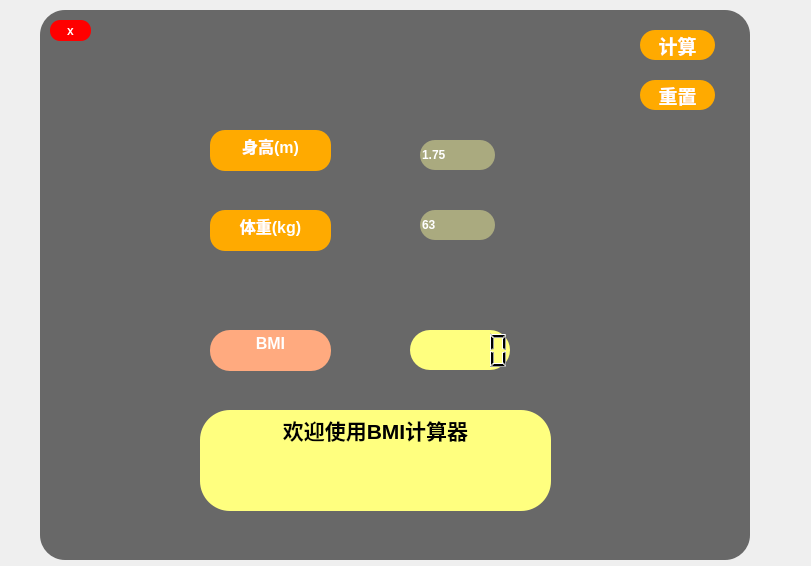
First picture: the form in old.ui, repository LuoXubo/SUFE_Calculator, before the edit.
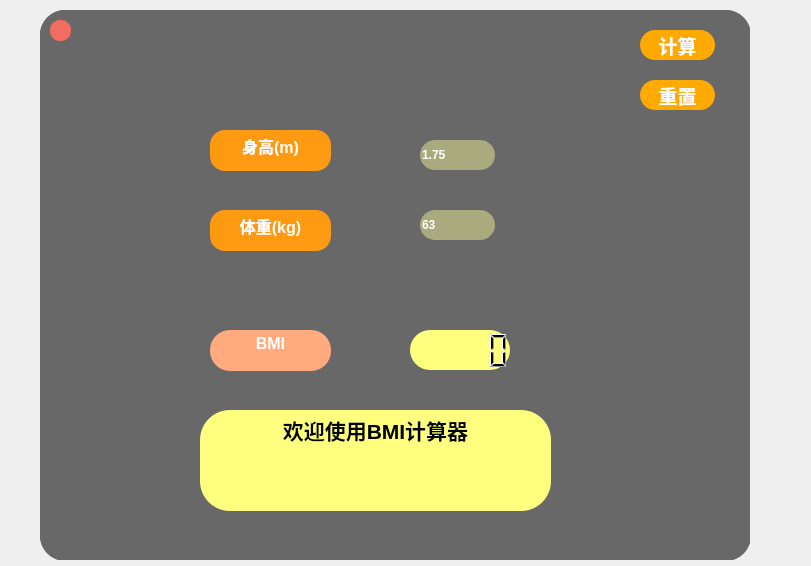
Second picture: the form after the edit. Icons and pictures are not drawn.

Diff of the .ui file:
```diff
--- a/old.ui
+++ b/old.ui
@@ -37,17 +37,17 @@
      <rect>
       <x>10</x>
       <y>10</y>
-      <width>41</width>
+      <width>21</width>
       <height>21</height>
      </rect>
     </property>
     <property name="styleSheet">
-     <string notr="true">background-color: rgb(255, 0, 0);
+     <string notr="true">background-color:#F16C61;
 color: rgb(255, 255, 255);
 border-radius: 10px; </string>
     </property>
     <property name="text">
-     <string>x</string>
+     <string/>
     </property>
    </widget>
    <widget class="QTextEdit" name="analysis">
@@ -148,7 +148,7 @@
     </property>
     <property name="styleSheet">
      <string notr="true">color: rgb(255, 255, 255);
-background-color: rgb(255, 170, 0);
+background-color: #FE9A12;
 border-radius: 15px;
 </string>
     </property>
@@ -156,8 +156,8 @@
      <string>&lt;!DOCTYPE HTML PUBLIC &quot;-//W3C//DTD HTML 4.0//EN&quot; &quot;http://www.w3.org/TR/REC-html40/strict.dtd&quot;&gt;
 &lt;html&gt;&lt;head&gt;&lt;meta name=&quot;qrichtext&quot; content=&quot;1&quot; /&gt;&lt;style type=&quot;text/css&quot;&gt;
 p, li { white-space: pre-wrap; }
-&lt;/style&gt;&lt;/head&gt;&lt;body style=&quot; font-family:'SimSun'; font-size:9pt; font-weight:400; font-style:normal;&quot;&gt;
-&lt;p align=&quot;center&quot; style=&quot; margin-top:0px; margin-bottom:0px; margin-left:0px; margin-right:0px; -qt-block-indent:0; text-indent:0px;&quot;&gt;&lt;span style=&quot; font-size:12pt; font-weight:600;&quot;&gt;身高(m)&lt;/span&gt;&lt;/p&gt;&lt;/body&gt;&lt;/html&gt;</string>
+&lt;/style&gt;&lt;/head&gt;&lt;body style=&quot; font-family:'SimSun'; font-size:9pt; font-weight:600; font-style:normal;&quot;&gt;
+&lt;p align=&quot;center&quot; style=&quot; margin-top:0px; margin-bottom:0px; margin-left:0px; margin-right:0px; -qt-block-indent:0; text-indent:0px;&quot;&gt;&lt;span style=&quot; font-size:12pt;&quot;&gt;身高(m)&lt;/span&gt;&lt;/p&gt;&lt;/body&gt;&lt;/html&gt;</string>
     </property>
    </widget>
    <widget class="QPushButton" name="reset">
@@ -197,7 +197,7 @@
     </property>
     <property name="styleSheet">
      <string notr="true">color: rgb(255, 255, 255);
-background-color: rgb(255, 170, 0);
+background-color: #FE9A12;
 border-radius: 15px;
 </string>
     </property>
@@ -205,8 +205,8 @@
      <string>&lt;!DOCTYPE HTML PUBLIC &quot;-//W3C//DTD HTML 4.0//EN&quot; &quot;http://www.w3.org/TR/REC-html40/strict.dtd&quot;&gt;
 &lt;html&gt;&lt;head&gt;&lt;meta name=&quot;qrichtext&quot; content=&quot;1&quot; /&gt;&lt;style type=&quot;text/css&quot;&gt;
 p, li { white-space: pre-wrap; }
-&lt;/style&gt;&lt;/head&gt;&lt;body style=&quot; font-family:'SimSun'; font-size:9pt; font-weight:400; font-style:normal;&quot;&gt;
-&lt;p align=&quot;center&quot; style=&quot; margin-top:0px; margin-bottom:0px; margin-left:0px; margin-right:0px; -qt-block-indent:0; text-indent:0px;&quot;&gt;&lt;span style=&quot; font-size:12pt; font-weight:600;&quot;&gt;体重(kg)&lt;/span&gt;&lt;/p&gt;&lt;/body&gt;&lt;/html&gt;</string>
+&lt;/style&gt;&lt;/head&gt;&lt;body style=&quot; font-family:'SimSun'; font-size:9pt; font-weight:600; font-style:normal;&quot;&gt;
+&lt;p align=&quot;center&quot; style=&quot; margin-top:0px; margin-bottom:0px; margin-left:0px; margin-right:0px; -qt-block-indent:0; text-indent:0px;&quot;&gt;&lt;span style=&quot; font-size:12pt;&quot;&gt;体重(kg)&lt;/span&gt;&lt;/p&gt;&lt;/body&gt;&lt;/html&gt;</string>
     </property>
    </widget>
    <widget class="QLineEdit" name="height">
@@ -254,6 +254,31 @@
      <string>计算</string>
     </property>
    </widget>
+   <widget class="QWidget" name="widget_2" native="true">
+    <property name="geometry">
+     <rect>
+      <x>0</x>
+      <y>0</y>
+      <width>711</width>
+      <height>551</height>
+     </rect>
+    </property>
+    <property name="styleSheet">
+     <string notr="true">background-image: url('./old1.jpg');
+</string>
+    </property>
+   </widget>
+   <zorder>widget_2</zorder>
+   <zorder>close</zorder>
+   <zorder>analysis</zorder>
+   <zorder>textBrowser_3</zorder>
+   <zorder>weight</zorder>
+   <zorder>lcd</zorder>
+   <zorder>textBrowser</zorder>
+   <zorder>reset</zorder>
+   <zorder>textBrowser_2</zorder>
+   <zorder>height</zorder>
+   <zorder>ok</zorder>
   </widget>
  </widget>
  <resources/>
```
Left out of the diff: 6 changed lines with no effect on the pictures.
